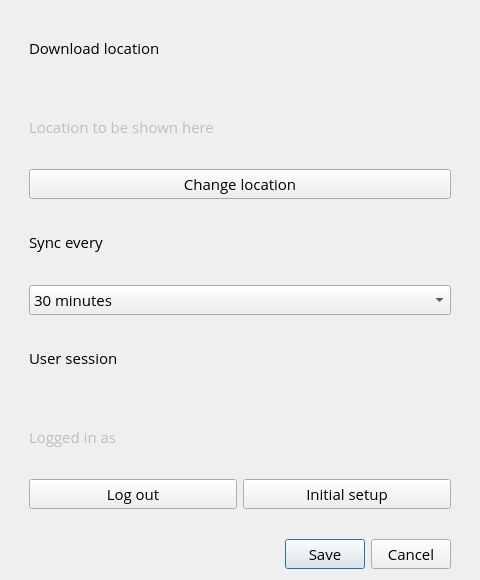
Qt form blackboard_sync/qt/SettingsWindow.ui (sanjacob/BlackboardSync) before a commit.
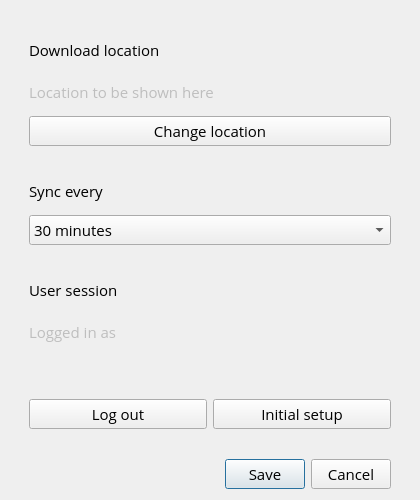
The same form after that commit. Icons and pictures are not drawn.

Commit message: Add version label in preferences

What changed in the file:
```diff
--- a/blackboard_sync/qt/SettingsWindow.ui
+++ b/blackboard_sync/qt/SettingsWindow.ui
@@ -6,20 +6,20 @@
    <rect>
     <x>0</x>
     <y>0</y>
-    <width>480</width>
-    <height>580</height>
+    <width>420</width>
+    <height>500</height>
    </rect>
   </property>
   <property name="minimumSize">
    <size>
-    <width>360</width>
-    <height>540</height>
+    <width>400</width>
+    <height>450</height>
    </size>
   </property>
   <property name="maximumSize">
    <size>
-    <width>480</width>
-    <height>580</height>
+    <width>500</width>
+    <height>600</height>
    </size>
   </property>
   <property name="windowTitle">
@@ -48,6 +48,22 @@
    </item>
    <item>
     <layout class="QVBoxLayout" name="verticalLayout_2">
+     <item>
+      <spacer name="verticalSpacer_3">
+       <property name="orientation">
+        <enum>Qt::Vertical</enum>
+       </property>
+       <property name="sizeType">
+        <enum>QSizePolicy::Fixed</enum>
+       </property>
+       <property name="sizeHint" stdset="0">
+        <size>
+         <width>20</width>
+         <height>20</height>
+        </size>
+       </property>
+      </spacer>
+     </item>
      <item>
       <widget class="QLabel" name="download_location_label">
        <property name="font">
@@ -93,6 +109,22 @@
        </property>
       </widget>
      </item>
+     <item>
+      <spacer name="verticalSpacer_2">
+       <property name="orientation">
+        <enum>Qt::Vertical</enum>
+       </property>
+       <property name="sizeType">
+        <enum>QSizePolicy::Fixed</enum>
+       </property>
+       <property name="sizeHint" stdset="0">
+        <size>
+         <width>20</width>
+         <height>20</height>
+        </size>
+       </property>
+      </spacer>
+     </item>
      <item>
       <widget class="QLabel" name="frequency_label">
        <property name="font">
@@ -134,6 +166,22 @@
        </item>
       </widget>
      </item>
+     <item>
+      <spacer name="verticalSpacer">
+       <property name="orientation">
+        <enum>Qt::Vertical</enum>
+       </property>
+       <property name="sizeType">
+        <enum>QSizePolicy::Fixed</enum>
+       </property>
+       <property name="sizeHint" stdset="0">
+        <size>
+         <width>20</width>
+         <height>20</height>
+        </size>
+       </property>
+      </spacer>
+     </item>
      <item>
       <widget class="QLabel" name="session_label">
        <property name="font">
@@ -163,6 +211,16 @@
        </property>
       </widget>
      </item>
+     <item>
+      <widget class="QLabel" name="version_label">
+       <property name="enabled">
+        <bool>false</bool>
+       </property>
+       <property name="text">
+        <string/>
+       </property>
+      </widget>
+     </item>
      <item>
       <layout class="QHBoxLayout" name="horizontalLayout_2">
        <item>
```
The commit also changes 4 other files.
